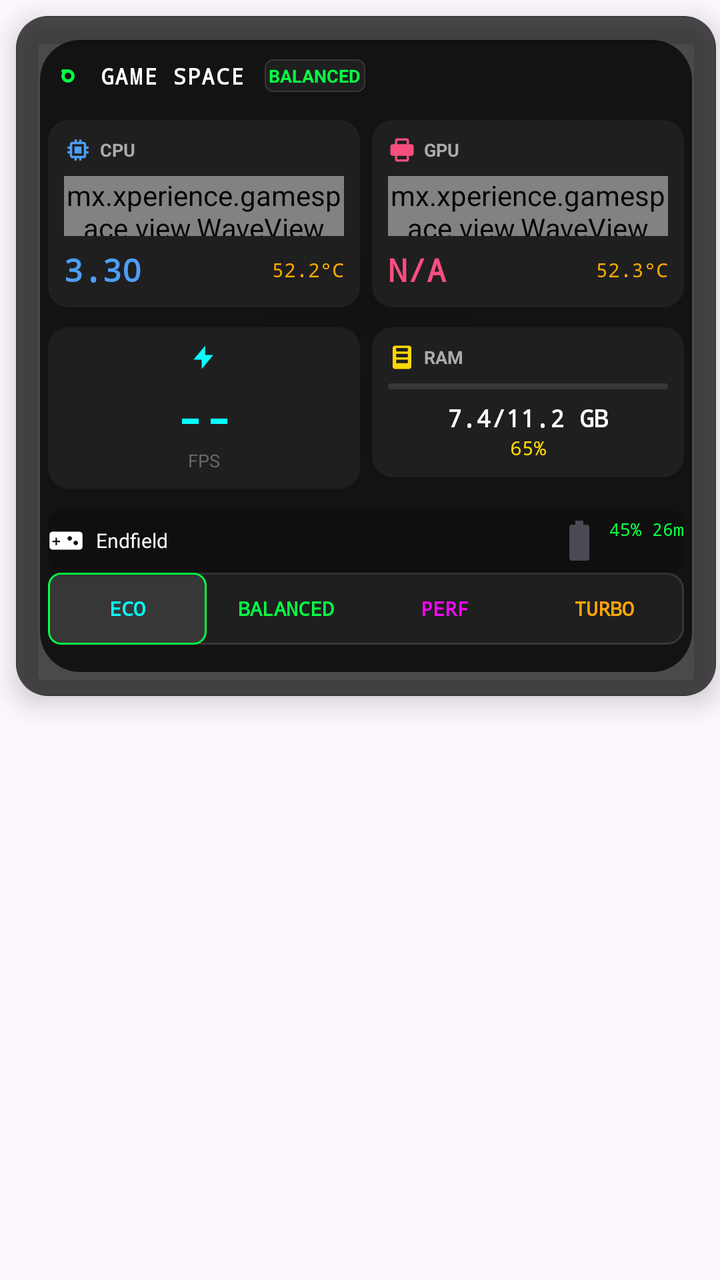
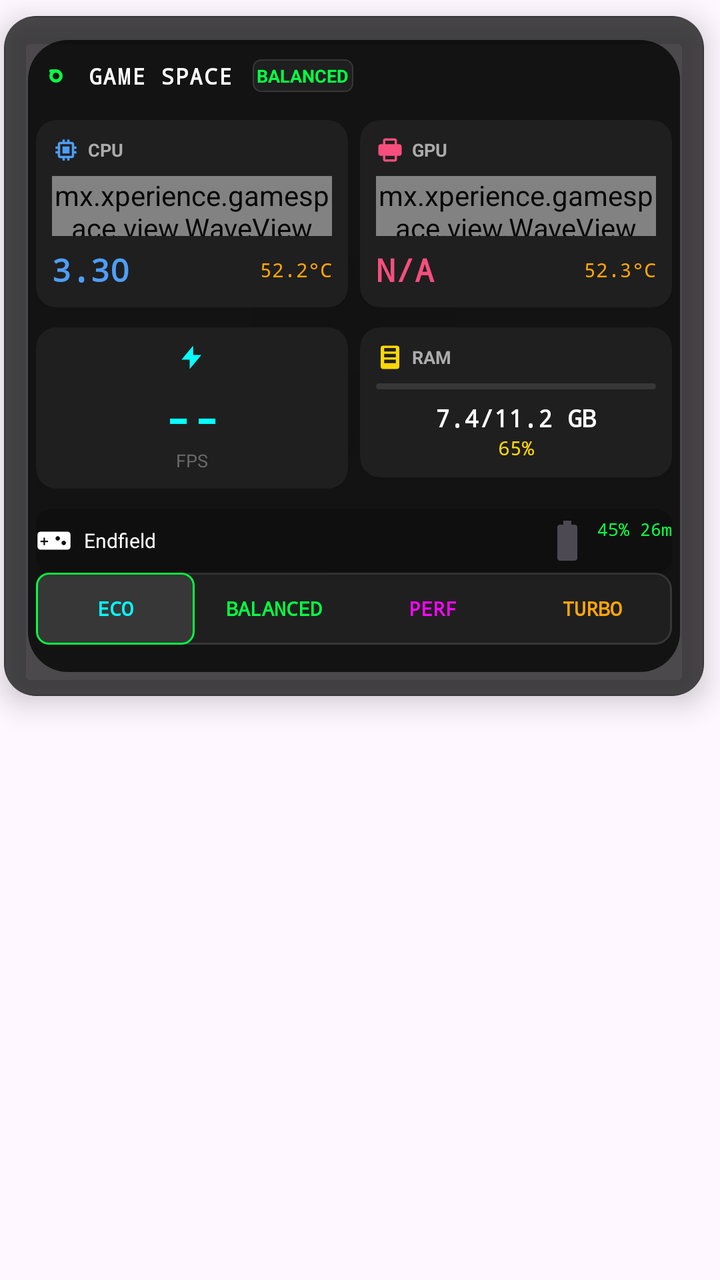

Screens rendered from an Android XML layout before and after an edit, with the pre-edit source and the edit as a unified diff.
<!-- AndroidManifest.xml: application theme Theme.GameSpace -->
<!-- res/layout/overlay_game_panel_original.xml -->
<?xml version="1.0" encoding="utf-8"?>
<FrameLayout xmlns:android="http://schemas.android.com/apk/res/android"
    xmlns:app="http://schemas.android.com/apk/res-auto"
    android:layout_width="wrap_content"
    android:layout_height="wrap_content"
    android:background="@android:color/transparent">

    <View
        android:id="@+id/outside_touch"
        android:layout_width="match_parent"
        android:layout_height="match_parent"
        android:background="@android:color/transparent" />

    
    <androidx.cardview.widget.CardView
        android:id="@+id/panel_background"
        android:layout_width="350dp"
        android:layout_height="340dp"
        app:cardBackgroundColor="@android:color/transparent"
        app:cardCornerRadius="16dp"
        app:cardElevation="8dp"
        android:layout_margin="8dp">

        <FrameLayout
            android:layout_width="match_parent"
            android:layout_height="wrap_content"
            android:padding="12dp"
            android:alpha="0.98"
            android:background="@drawable/bg_panel_dark">  

            
            <View
                android:id="@+id/panel_blur_background"
                android:layout_width="match_parent"
                android:layout_height="match_parent"
                android:background="@drawable/bg_gaming_blur" />

            
            <LinearLayout
                android:layout_width="match_parent"
                android:layout_height="wrap_content"
                android:orientation="vertical"
                android:padding="4dp">  

                
                <LinearLayout
                    android:layout_width="match_parent"
                    android:layout_height="28dp"
                    android:layout_marginBottom="8dp"
                    android:gravity="center_vertical">

                    <ImageView
                        android:layout_width="20dp"
                        android:layout_height="20dp"
                        android:src="@drawable/ic_gaming_logo"
                        android:tint="#00FF41" />

                    <TextView
                        android:layout_width="wrap_content"
                        android:layout_height="wrap_content"
                        android:layout_marginStart="6dp"
                        android:fontFamily="monospace"
                        android:letterSpacing="0.05"
                        android:text="GAME SPACE"
                        android:textColor="#FFFFFF"
                        android:textSize="11sp"
                        android:textStyle="bold" />
                    <LinearLayout
                        android:layout_width="wrap_content"
                        android:layout_height="wrap_content"
                        android:layout_marginStart="10dp">
                        
                        <TextView
                            android:id="@+id/mode_indicator"
                            android:layout_width="wrap_content"
                            android:layout_height="wrap_content"
                            android:layout_gravity="end"
                            android:background="@drawable/bg_mode_indicator"
                            android:padding="2dp"
                            android:text="BALANCED"
                            android:textColor="#00FF41"
                            android:textSize="9sp"
                            android:textStyle="bold" />
                    </LinearLayout>
                </LinearLayout>


                
                <LinearLayout
                    android:layout_width="match_parent"
                    android:layout_height="wrap_content"
                    android:layout_marginBottom="10dp"
                    android:orientation="horizontal">

                    
                    <androidx.cardview.widget.CardView
                        android:layout_width="0dp"
                        android:layout_height="wrap_content"
                        android:layout_marginEnd="6dp"
                        android:layout_weight="1"
                        android:backgroundTint="#1A1A1A"
                        app:cardCornerRadius="10dp"
                        app:cardElevation="2dp">

                        <LinearLayout
                            android:layout_width="match_parent"
                            android:layout_height="wrap_content"
                            android:orientation="vertical"
                            android:padding="8dp">  

                            
                            <LinearLayout
                                android:layout_width="match_parent"
                                android:layout_height="wrap_content"
                                android:layout_marginBottom="6dp"
                                android:gravity="center_vertical">

                                <ImageView
                                    android:layout_width="14dp"
                                    android:layout_height="14dp"
                                    android:src="@drawable/ic_cpu"
                                    android:tint="#4a9cf7" />

                                <TextView
                                    android:layout_width="wrap_content"
                                    android:layout_height="wrap_content"
                                    android:layout_marginStart="4dp"
                                    android:text="CPU"
                                    android:textColor="#AAAAAA"
                                    android:textSize="9sp"
                                    android:textStyle="bold" />
                            </LinearLayout>

                            
                            <mx.xperience.gamespace.view.WaveView
                                android:id="@+id/cpu_chart"
                                android:layout_width="match_parent"
                                android:layout_height="30dp"
                                android:layout_marginBottom="6dp" />

                            
                            <LinearLayout
                                android:layout_width="match_parent"
                                android:layout_height="wrap_content"
                                android:gravity="center_vertical"
                                android:orientation="horizontal">

                                <TextView
                                    android:id="@+id/cpu_val"
                                    android:layout_width="0dp"
                                    android:layout_height="wrap_content"
                                    android:layout_weight="1"
                                    android:fontFamily="monospace"
                                    android:text="3.30"
                                    android:textColor="#4a9cf7"
                                    android:textSize="16sp"
                                    android:textStyle="bold" />

                                <TextView
                                    android:id="@+id/cpu_temp"
                                    android:layout_width="wrap_content"
                                    android:layout_height="wrap_content"
                                    android:fontFamily="monospace"
                                    android:text="52.2°C"
                                    android:textColor="#FFA500"
                                    android:textSize="10sp" />
                            </LinearLayout>

                           
                        </LinearLayout>
                    </androidx.cardview.widget.CardView>

                    
                    <androidx.cardview.widget.CardView
                        android:layout_width="0dp"
                        android:layout_height="wrap_content"
                        android:layout_weight="1"
                        android:backgroundTint="#1A1A1A"
                        app:cardCornerRadius="10dp"
                        app:cardElevation="2dp">

                        <LinearLayout
                            android:layout_width="match_parent"
                            android:layout_height="wrap_content"
                            android:orientation="vertical"
                            android:padding="8dp">

                            
                            <LinearLayout
                                android:layout_width="match_parent"
                                android:layout_height="wrap_content"
                                android:layout_marginBottom="6dp"
                                android:gravity="center_vertical">

                                <ImageView
                                    android:layout_width="14dp"
                                    android:layout_height="14dp"
                                    android:src="@drawable/ic_gpu"
                                    android:tint="#f74a7b" />

                                <TextView
                                    android:layout_width="wrap_content"
                                    android:layout_height="wrap_content"
                                    android:layout_marginStart="4dp"
                                    android:text="GPU"
                                    android:textColor="#AAAAAA"
                                    android:textSize="9sp"
                                    android:textStyle="bold" />
                            </LinearLayout>

                            
                            <mx.xperience.gamespace.view.WaveView
                                android:id="@+id/gpu_chart"
                                android:layout_width="match_parent"
                                android:layout_height="30dp"
                                android:layout_marginBottom="6dp" />

                            
                            <LinearLayout
                                android:layout_width="match_parent"
                                android:layout_height="wrap_content"
                                android:gravity="center_vertical"
                                android:orientation="horizontal">

                                <TextView
                                    android:id="@+id/gpu_val"
                                    android:layout_width="0dp"
                                    android:layout_height="wrap_content"
                                    android:layout_weight="1"
                                    android:fontFamily="monospace"
                                    android:text="N/A"
                                    android:textColor="#f74a7b"
                                    android:textSize="16sp"
                                    android:textStyle="bold" />

                                <TextView
                                    android:id="@+id/gpu_temp"
                                    android:layout_width="wrap_content"
                                    android:layout_height="wrap_content"
                                    android:fontFamily="monospace"
                                    android:text="52.3°C"
                                    android:textColor="#FFA500"
                                    android:textSize="10sp" />
                            </LinearLayout>

                            
                        </LinearLayout>
                    </androidx.cardview.widget.CardView>
                </LinearLayout>

                
                <LinearLayout
                    android:layout_width="match_parent"
                    android:layout_height="wrap_content"
                    android:layout_marginBottom="10dp"
                    android:orientation="horizontal">

                    
                    <androidx.cardview.widget.CardView
                        android:layout_width="0dp"
                        android:layout_height="wrap_content"
                        android:layout_marginEnd="6dp"
                        android:layout_weight="1"
                        android:backgroundTint="#1A1A1A"
                        app:cardCornerRadius="10dp"
                        app:cardElevation="2dp">

                        <LinearLayout
                            android:layout_width="match_parent"
                            android:layout_height="wrap_content"
                            android:gravity="center"
                            android:orientation="vertical"
                            android:padding="8dp">

                            
                            <LinearLayout
                                android:layout_width="match_parent"
                                android:layout_height="wrap_content"
                                android:layout_marginBottom="6dp"
                                android:gravity="center">

                                <ImageView
                                    android:layout_width="14dp"
                                    android:layout_height="14dp"
                                    android:src="@drawable/ic_fps"
                                    android:tint="#00FFFF" />
                            </LinearLayout>

                            
                            <TextView
                                android:id="@+id/fps_counter"
                                android:layout_width="wrap_content"
                                android:layout_height="wrap_content"
                                android:fontFamily="monospace"
                                android:text="--"
                                android:textColor="#00FFFF"
                                android:textSize="24sp"
                                android:textStyle="bold" />

                            <TextView
                                android:layout_width="match_parent"
                                android:layout_height="wrap_content"
                                android:gravity="center"
                                android:text="FPS"
                                android:textColor="#666666"
                                android:textSize="9sp" />
                        </LinearLayout>
                    </androidx.cardview.widget.CardView>

                    
                    <androidx.cardview.widget.CardView
                        android:layout_width="0dp"
                        android:layout_height="wrap_content"
                        android:layout_weight="1"
                        android:backgroundTint="#1A1A1A"
                        app:cardCornerRadius="10dp"
                        app:cardElevation="2dp">

                        <LinearLayout
                            android:layout_width="match_parent"
                            android:layout_height="wrap_content"
                            android:orientation="vertical"
                            android:padding="8dp">

                            
                            <LinearLayout
                                android:layout_width="match_parent"
                                android:layout_height="wrap_content"
                                android:layout_marginBottom="6dp"
                                android:gravity="center_vertical">

                                <ImageView
                                    android:layout_width="14dp"
                                    android:layout_height="14dp"
                                    android:src="@drawable/ic_ram"
                                    android:tint="#FFD700" />

                                <TextView
                                    android:layout_width="wrap_content"
                                    android:layout_height="wrap_content"
                                    android:layout_marginStart="4dp"
                                    android:text="RAM"
                                    android:textColor="#AAAAAA"
                                    android:textSize="9sp"
                                    android:textStyle="bold" />
                            </LinearLayout>

                            
                            <androidx.core.widget.ContentLoadingProgressBar
                                android:id="@+id/ram_progress"
                                style="?android:attr/progressBarStyleHorizontal"
                                android:layout_width="match_parent"
                                android:layout_height="3dp"
                                android:layout_marginBottom="6dp"
                                android:progressDrawable="@drawable/progress_ram" />

                            
                            <TextView
                                android:id="@+id/ram_info"
                                android:layout_width="match_parent"
                                android:layout_height="wrap_content"
                                android:fontFamily="monospace"
                                android:gravity="center"
                                android:text="7.4/11.2 GB"
                                android:textColor="#FFFFFF"
                                android:textSize="12sp"
                                android:textStyle="bold" />

                            <TextView
                                android:id="@+id/ram_percent"
                                android:layout_width="match_parent"
                                android:layout_height="wrap_content"
                                android:fontFamily="monospace"
                                android:gravity="center"
                                android:text="65%"
                                android:textColor="#FFD700"
                                android:textSize="10sp" />
                        </LinearLayout>
                    </androidx.cardview.widget.CardView>
                </LinearLayout>

                
                <androidx.cardview.widget.CardView
                    android:layout_width="match_parent"
                    android:layout_height="32dp"
                    android:backgroundTint="#0A0A0A"
                    android:padding="6dp"
                    app:cardCornerRadius="8dp">

                    <LinearLayout
                        android:layout_width="match_parent"
                        android:layout_height="match_parent"
                        android:gravity="center_vertical"
                        android:orientation="horizontal">

                        <ImageView
                            android:layout_width="18dp"
                            android:layout_height="18dp"
                            android:layout_marginEnd="6dp"
                            android:src="@drawable/ic_game_controller"
                            android:tint="#FFFFFF" />

                        <TextView
                            android:id="@+id/game_name"
                            android:layout_width="0dp"
                            android:layout_height="wrap_content"
                            android:layout_weight="1"
                            android:ellipsize="end"
                            android:maxLines="1"
                            android:text="Endfield"
                            android:textColor="#FFFFFF"
                            android:textSize="10sp" />

                        

                        <TextView
                            android:id="@+id/battery_info"
                            android:layout_width="wrap_content"
                            android:layout_height="wrap_content"
                            android:drawableStart="@drawable/ic_battery"
                            android:drawablePadding="3dp"
                            android:fontFamily="monospace"
                            android:text="45% 26m"
                            android:textColor="#00FF41"
                            android:textSize="9sp" />
                    </LinearLayout>
                </androidx.cardview.widget.CardView>

                
                <LinearLayout
                    android:layout_width="match_parent"
                    android:layout_height="36dp"
                    android:orientation="horizontal"
                    android:gravity="center"
                    android:layout_marginBottom="12dp"
                    android:background="@drawable/bg_mode_selector">

                    
                    <TextView
                        android:id="@+id/btn_power_saving"
                        android:layout_width="0dp"
                        android:layout_height="match_parent"
                        android:layout_weight="1"
                        android:gravity="center"
                        android:text="ECO"
                        android:textColor="#00FFFF"
                        android:textSize="10sp"
                        android:textStyle="bold"
                        android:background="@drawable/bg_mode_selected"
                        android:fontFamily="monospace"
                        android:padding="4dp" />

                    
                    <TextView
                        android:id="@+id/btn_balanced"
                        android:layout_width="0dp"
                        android:layout_height="match_parent"
                        android:layout_weight="1"
                        android:gravity="center"
                        android:text="BALANCED"
                        android:textColor="#00FF41"
                        android:textSize="10sp"
                        android:textStyle="bold"
                        android:fontFamily="monospace"
                        android:padding="4dp" />

                    
                    <TextView
                        android:id="@+id/btn_performance"
                        android:layout_width="0dp"
                        android:layout_height="match_parent"
                        android:layout_weight="1"
                        android:gravity="center"
                        android:text="PERF"
                        android:textColor="#FF00FF"
                        android:textSize="10sp"
                        android:textStyle="bold"
                        android:fontFamily="monospace"
                        android:padding="4dp" />

                    
                    <TextView
                        android:id="@+id/btn_turbo"
                        android:layout_width="0dp"
                        android:layout_height="match_parent"
                        android:layout_weight="1"
                        android:gravity="center"
                        android:text="TURBO"
                        android:textColor="#FFA500"
                        android:textSize="10sp"
                        android:textStyle="bold"
                        android:fontFamily="monospace"
                        android:padding="4dp" />
                </LinearLayout>
            </LinearLayout>
        </FrameLayout>
    </androidx.cardview.widget.CardView>

</FrameLayout>
<!-- resources referenced by this layout -->
<resources>
  <!-- drawable bg_gaming_blur (drawable) -->
  <?xml version="1.0" encoding="utf-8"?>
  <shape xmlns:android="http://schemas.android.com/apk/res/android">
      <solid android:color="#CC000000" />
      <corners android:radius="20dp" />
  </shape>
  <!-- drawable bg_mode_indicator (drawable) -->
  <?xml version="1.0" encoding="utf-8"?>
  <shape xmlns:android="http://schemas.android.com/apk/res/android">
      <solid android:color="#1A1A1A" />
      <corners android:radius="4dp" />
      <stroke android:width="0.5dp" android:color="#333333" />
  </shape>
  <!-- drawable bg_mode_selected (drawable) -->
  <?xml version="1.0" encoding="utf-8"?>
  <shape xmlns:android="http://schemas.android.com/apk/res/android">
      <solid android:color="#333333" />
      <corners android:radius="6dp" />
      <stroke android:width="1dp" android:color="#00FF41" />
  </shape>
  <!-- drawable bg_mode_selector (drawable) -->
  <?xml version="1.0" encoding="utf-8"?>
  <shape xmlns:android="http://schemas.android.com/apk/res/android">
      <solid android:color="#1A1A1A" />
      <corners android:radius="8dp" />
      <stroke android:width="1dp" android:color="#333333" />
  </shape>
  <!-- drawable bg_panel_dark (drawable) -->
  <?xml version="1.0" encoding="utf-8"?>
  <shape xmlns:android="http://schemas.android.com/apk/res/android">
      <solid android:color="#CC1A1A1A" />  
      <corners android:radius="14dp" />
      <stroke android:width="0.8dp" android:color="#333333" />
  </shape>
  <!-- drawable ic_battery (drawable) -->
  <?xml version="1.0" encoding="utf-8"?>
  <vector xmlns:android="http://schemas.android.com/apk/res/android"
      android:width="24dp"
      android:height="24dp"
      android:viewportWidth="24"
      android:viewportHeight="24"
      android:tint="?attr/colorControlNormal">
  
      <path
          android:fillColor="@android:color/white"
          android:pathData="M15.67,4H14V2h-4v2H8.33C7.6,4 7,4.6 7,5.33v15.33C7,21.4 7.6,22 8.33,22h7.33c0.74,0 1.34,-0.6 1.34,-1.33V5.33C17,4.6 16.4,4 15.67,4z" />
  
  </vector>
  <!-- drawable ic_cpu (drawable) -->
  <?xml version="1.0" encoding="utf-8"?>
  <vector xmlns:android="http://schemas.android.com/apk/res/android"
      android:width="24dp"
      android:height="24dp"
      android:viewportWidth="24"
      android:viewportHeight="24">
      <path
          android:fillColor="@android:color/white"
          android:pathData="M15,9H9v6h6V9zM21,11V9h-2V7c0-1.1-0.9-2-2-2h-2V3h-2v2h-2V3h-2v2H7C5.9,5,5,5.9,5,7v2H3v2h2v2H3v2h2v2c0,1.1,0.9,2,2,2h2v2h2v-2h2v2h2v-2h2c1.1,0,2-0.9,2-2v-2h2v-2h-2v-2H21zM17,17H7V7h10V17z" />
  </vector>
  <!-- drawable ic_fps (drawable) -->
  <?xml version="1.0" encoding="utf-8"?>
  <vector xmlns:android="http://schemas.android.com/apk/res/android"
      android:width="24dp"
      android:height="24dp"
      android:viewportWidth="24"
      android:viewportHeight="24">
      <path
          android:fillColor="@android:color/white"
          android:pathData="M13,2L3,14h7v8l10,-12h-7z" />
  </vector>
  <!-- drawable ic_ram (drawable) -->
  <?xml version="1.0" encoding="utf-8"?>
  <vector xmlns:android="http://schemas.android.com/apk/res/android"
      android:width="24dp"
      android:height="24dp"
      android:viewportWidth="24"
      android:viewportHeight="24">
      <path
          android:fillColor="@android:color/white"
          android:pathData="M18,2h-12c-1.1,0 -2,0.9 -2,2v16c0,1.1 0.9,2 2,2h12c1.1,0 2,-0.9 2,-2v-16c0,-1.1 -0.9,-2 -2,-2zM7,4h10v3h-10v-3zM7,9h10v3h-10v-3zM7,14h10v3h-10v-3z" />
  </vector>
  <style name="Theme.GameSpace" parent="Base.Theme.GameSpace" />
  <style name="Base.Theme.GameSpace" parent="Theme.Material3.DayNight.NoActionBar">
          
          
      </style>
  <!-- unchanged entries left out for length: 4 -->
</resources>

<!-- the commit's change to res/layout/overlay_game_panel_original.xml (unified diff, before → after) -->
@@ -1,22 +1,18 @@
 <?xml version="1.0" encoding="utf-8"?>
 <FrameLayout xmlns:android="http://schemas.android.com/apk/res/android"
     xmlns:app="http://schemas.android.com/apk/res-auto"
-    android:layout_width="wrap_content"
-    android:layout_height="wrap_content"
+    android:layout_width="match_parent"
+    android:layout_height="match_parent"
     android:background="@android:color/transparent">
-
-    <View
-        android:id="@+id/outside_touch"
-        android:layout_width="match_parent"
-        android:layout_height="match_parent"
-        android:background="@android:color/transparent" />
 
     
     <androidx.cardview.widget.CardView
         android:id="@+id/panel_background"
         android:layout_width="350dp"
         android:layout_height="340dp"
+        android:layout_gravity="top|end"
         app:cardBackgroundColor="@android:color/transparent"
+        android:layout_marginEnd="24dp"
         app:cardCornerRadius="16dp"
         app:cardElevation="8dp"
         android:layout_margin="8dp">
